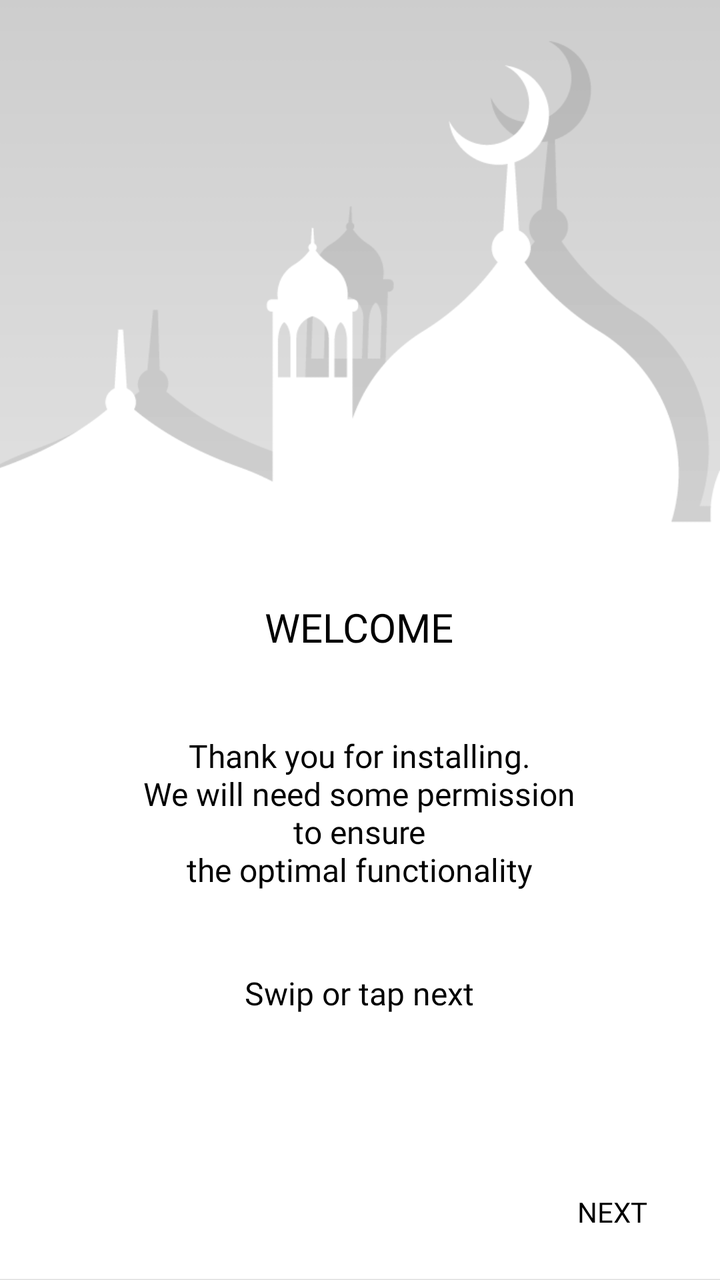
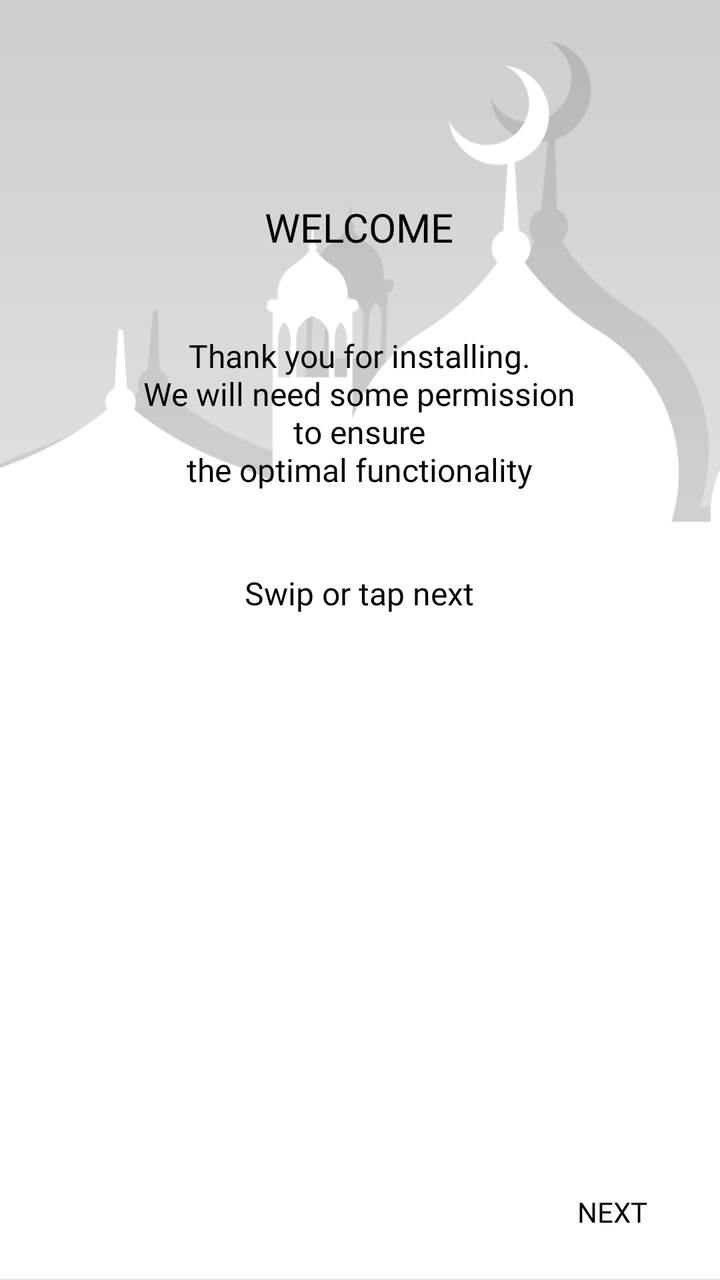

Compare the two renders of this Android layout. The source of the first and the diff that turns it into the second are given below.
<!-- AndroidManifest.xml: application theme AppTheme -->
<!-- res/layout/fragment_first_slider.xml -->
<?xml version="1.0" encoding="utf-8"?>
<RelativeLayout xmlns:android="http://schemas.android.com/apk/res/android"
    xmlns:tools="http://schemas.android.com/tools"
    android:layout_width="match_parent"
    android:layout_height="match_parent"
    android:background="@drawable/splash_bg"
    tools:context=".introSlider.FirstSlider">

    <LinearLayout
        android:layout_width="wrap_content"
        android:layout_height="wrap_content"
        android:layout_centerHorizontal="true"
        android:layout_marginTop="300dp"
        android:orientation="vertical">

        <TextView
            android:layout_width="wrap_content"
            android:layout_height="wrap_content"
            android:layout_gravity="center"
            android:layout_marginBottom="40dp"
            android:fontFamily="@font/font_nirmala"
            android:text="@string/txt_welcome_text"
            android:textAllCaps="true"
            android:textColor="@color/colorBlack"
            android:textSize="20sp" />

        <TextView
            android:layout_width="wrap_content"
            android:layout_height="wrap_content"
            android:layout_gravity="center"
            android:fontFamily="@font/font_nirmala"
            android:text="@string/txt_first_slider_text"
            android:textAlignment="center"
            android:textColor="@color/colorBlack"
            android:textSize="16sp" />

        <TextView
            android:layout_width="wrap_content"
            android:layout_height="wrap_content"
            android:layout_gravity="center"
            android:layout_marginTop="40dp"
            android:fontFamily="@font/font_nirmala"
            android:text="@string/txt_swip_slider_text"
            android:textAlignment="center"
            android:textColor="@color/colorBlack"
            android:textSize="16sp" />
    </LinearLayout>

    <Button
        android:id="@+id/btn_changePage"
        android:layout_width="wrap_content"
        android:layout_height="wrap_content"
        android:layout_alignParentEnd="true"
        android:layout_alignParentBottom="true"
        android:layout_marginEnd="10dp"
        android:layout_marginBottom="10dp"
        android:background="@android:color/transparent"
        android:fontFamily="@font/font_erasbd"
        android:text="@string/next"
        android:textColor="@color/colorBlack" />

</RelativeLayout>
<!-- resources referenced by this layout -->
<resources>
  <color name="colorBlack">#000000</color>
  <!-- drawable splash_bg: png bitmap (drawable, 24291 bytes) -->
  <string name="next">Next</string>
  <string name="txt_first_slider_text">Thank you for installing.\nWe will need some permission\nto ensure\nthe optimal functionality</string>
  <string name="txt_swip_slider_text">Swip or tap next</string>
  <string name="txt_welcome_text">Welcome</string>
  <style name="AppTheme" parent="Theme.AppCompat.Light.NoActionBar">
          
          <item name="colorPrimary">@color/colorPrimary</item>
          <item name="colorPrimaryDark">@color/colorPrimaryDark</item>
          <item name="colorAccent">@color/colorAccent</item>
      </style>
  <color name="colorPrimary">#008577</color>
  <color name="colorPrimaryDark">#00574B</color>
  <color name="colorAccent">#008577</color>
</resources>

<!-- the commit's change to res/layout/fragment_first_slider.xml (unified diff, before → after) -->
@@ -10,7 +10,7 @@
         android:layout_width="wrap_content"
         android:layout_height="wrap_content"
         android:layout_centerHorizontal="true"
-        android:layout_marginTop="300dp"
+        android:layout_marginTop="100dp"
         android:orientation="vertical">
 
         <TextView
